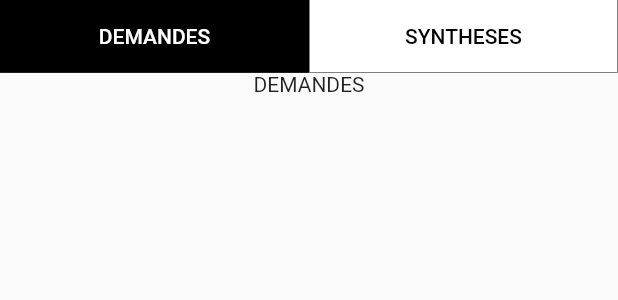
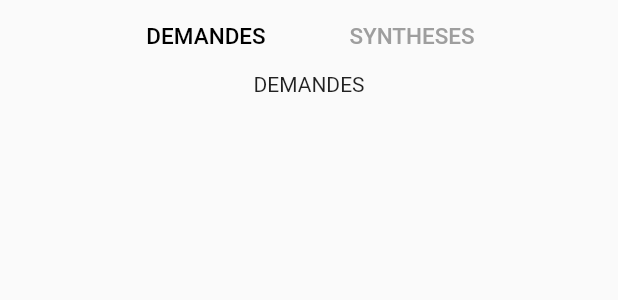
Before and after one commit to khalilkrm/StudentsForStudentsMobile, a Flutter app: the HomeContent widget shown alone on an empty page, opened directly, on a phone screen of 412 x 824 dp. Shown: the top 300 px of the screen. Run offline on Flutter 3.47's test engine with Material 2 defaults, Android fonts, the phone set to English and light mode, and no system bars; our stand-ins replace google_fonts, google_sign_in, logger, syncfusion_flutter_calendar; missing offline and left inert: icalendar_parser, syncfusion_localizations; accounts and stored records are empty; generated files the repository leaves out were written again.

Commit message:
MODIFY: modif home page

```diff
--- a/lib/views/templates/home_content.dart
+++ b/lib/views/templates/home_content.dart
@@ -1,6 +1,7 @@
 import 'package:flutter/material.dart';
 import 'package:provider/provider.dart';
 import 'package:student_for_student_mobile/stores/home_store.dart';
+import 'package:student_for_student_mobile/views/molecules/request_accordion.dart';
 import 'package:student_for_student_mobile/views/organisms/screen_content.dart';
 
 class HomeContent extends StatefulWidget {
@@ -22,51 +23,27 @@ class _HomeContentState extends State<HomeContent> {
                   Row(
                     mainAxisAlignment: MainAxisAlignment.center,
                     children: [
-                      Container(
-                        width: width / 2,
-                        decoration: BoxDecoration(
-                          color: store.mode
-                              ? Colors.black
-                              : Colors.white,
-                          border: const Border(
-                            left:
-                                BorderSide(width: .5, color: Color(0xAA000000)),
-                            right:
-                                BorderSide(width: .5, color: Color(0xAA000000)),
-                            bottom:
-                                BorderSide(width: .5, color: Color(0xAA000000)),
-                          ),
-                        ),
+                      SizedBox(
+                        width: width / 3,
                         child: TextButton(
                             onPressed: () => store.requestsMode(),
                             child: Text('DEMANDES',
                                 style: TextStyle(
                                     color: store.mode
-                                        ? Colors.white
-                                        : Colors.black))),
+                                        ? Colors.black
+                                        : Colors.grey,
+                                    fontSize: 15))),
                       ),
-                      Container(
-                        width: width / 2,
-                        decoration: BoxDecoration(
-                          color: !store.mode
-                              ? Colors.black
-                              : Colors.white,
-                          border: const Border(
-                            left:
-                                BorderSide(width: .5, color: Color(0xAA000000)),
-                            right:
-                                BorderSide(width: .5, color: Color(0xAA000000)),
-                            bottom:
-                                BorderSide(width: .5, color: Color(0xAA000000)),
-                          ),
-                        ),
+                      SizedBox(
+                        width: width / 3,
                         child: TextButton(
                             onPressed: () => store.synthesesMode(),
                             child: Text('SYNTHESES',
                                 style: TextStyle(
                                     color: !store.mode
-                                        ? Colors.white
-                                        : Colors.black))),
+                                        ? Colors.black
+                                        : Colors.grey,
+                                    fontSize: 15))),
                       ),
                     ],
                   ),
```
